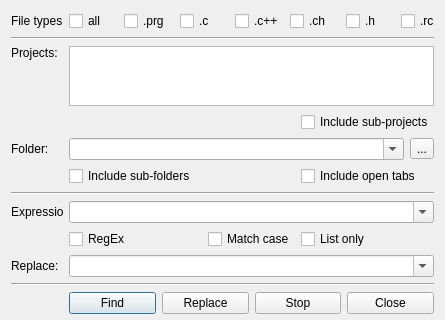
The window that harbour/contrib/hbide/resources/findinfiles.ui (harbour/core) describes before a commit, drawn with Qt 5; both pictures show x 0 to 445 and y 0 to 320 of the 445 by 472 pixel window.
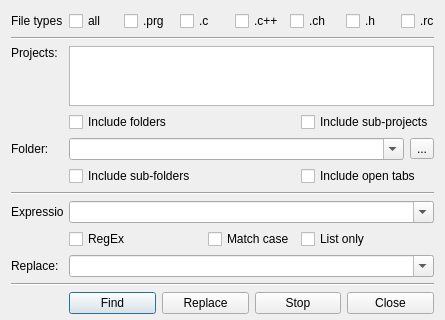
The same window after the commit.

Commit message:
2010-02-06 15:21 UTC-0800 Pritpal Bedi (pritpal@vouchcac.com)   * contrib/hbide/resources/findinfiles.ui   * contrib/hbide/resources/findinfiles.uic
  * contrib/hbide/hbide.ch
  * contrib/hbide/hbide.prg
  * contrib/hbide/idefindreplace.prg
  * contrib/hbide/ideobject.prg
  * contrib/hbide/idesaveload.prg

    ! Fixed for RegEx to be compiled with case sensivity.
      BTW, hb_regEx( compiledRegExp, cString, lCaseSensitive, ... )
      does not honor <lCaseSensitive> attribute. Only
      hb_compRegEx() honors.

    + Implemented to remember last find folder and search expression.

```diff
--- a/harbour/contrib/hbide/resources/findinfiles.ui
+++ b/harbour/contrib/hbide/resources/findinfiles.ui
@@ -334,6 +334,13 @@
      </property>
     </widget>
    </item>
+   <item row="6" column="1">
+    <widget class="QCheckBox" name="checkFolders">
+     <property name="text">
+      <string>Include folders</string>
+     </property>
+    </widget>
+   </item>
   </layout>
  </widget>
  <resources/>
```
The commit also changes 7 other files.
